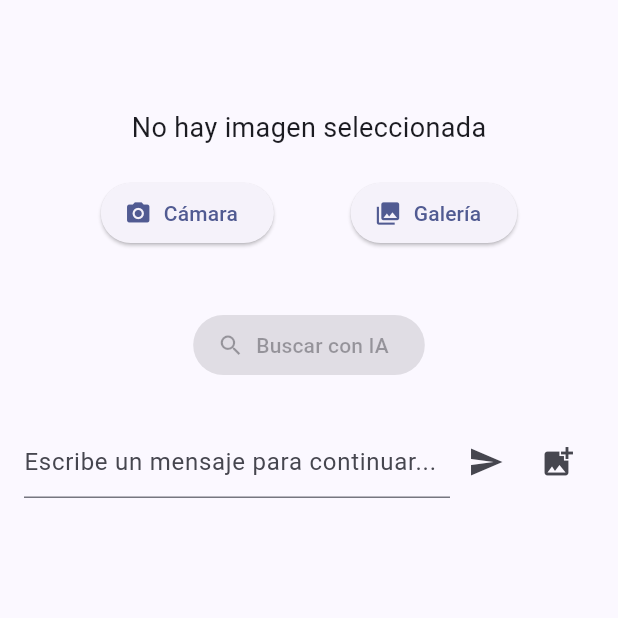
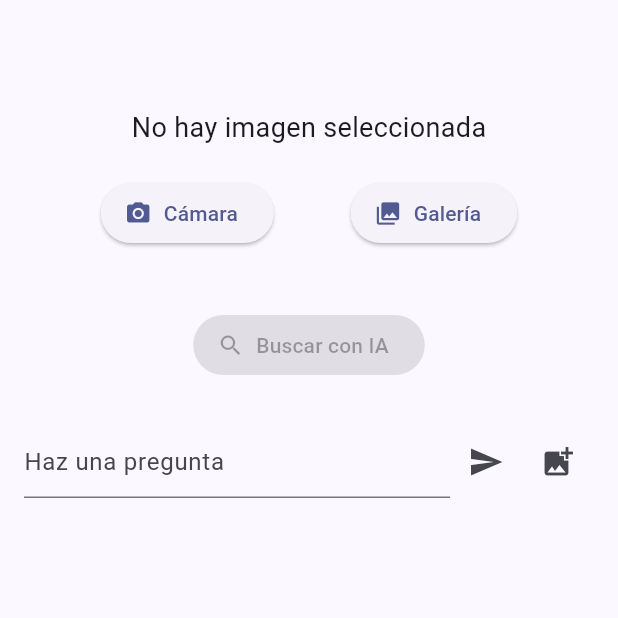
Before and after one commit to MarcRoviraP/camara_ai, a Flutter app: the screen it shows after launch, on a phone screen of 412 x 824 dp, the top half of it. Run offline on Flutter 3.47's test engine with Material 3 defaults, Android fonts, the phone set to English and light mode, and no system bars; our stand-ins replace flutter_dotenv, flutter_markdown, flutter_spinkit, google_generative_ai, image_picker, shared_preferences.

Commit message:
Enhance prompts for image analysis in ImagePickerScreen for improved user guidance

```diff
--- a/lib/screen/ImagePicker.dart
+++ b/lib/screen/ImagePicker.dart
@@ -51,9 +51,20 @@ class _ImagePickerScreenState extends State<ImagePickerScreen> {
   int currentPromptIndex = 0;
   final TextEditingController _textController = TextEditingController();
   List<ChatMessageData> historial = [];
+  List<String> prompts = [
+  "Mira la imagen con atención: si contiene texto, destila sus mensajes principales y rescata las frases que marcan la diferencia. Si no hay letras a la vista, centra tu relato en los elementos visuales más claros y representativos, siempre con objetividad.",
+
+  "Observa los productos en la escena y pinta con palabras lo que se ve: tipo, color, forma, material, marca, etiquetas o texto visible. Si el contexto lo permite y la certeza acompaña, añade detalles como precios aproximados o lugares donde podrían encontrarse. Si no, deja que lo esencial hable por sí mismo.",
+
+  "Detente en los animales presentes en la imagen y describe sus rasgos visibles: tamaño, colores, forma, comportamiento. Cuando la certeza lo haga posible, revela su nombre común, el hábitat que los define y alguna curiosidad que los haga únicos. Si se prestan a la caza o pesca, señala el método más adecuado. Pero si la duda asoma, mejor guarda silencio en lugar de inventar.",
+
+  "Explora el texto extraído de la imagen y desvela su intención: resume su propósito, marca su tono y define su tema central. Finalmente, sitúalo en su contexto: ¿es formal, publicitario, técnico o educativo?",
+];
+
 
   TextPart prompt = TextPart(
-    "Analiza detalladamente la imagen proporcionada. Si contiene texto, resume los mensajes principales...",
+
+    "Analiza la imagen. Si tiene texto, resume los mensajes principales y cita frases clave. Si no, describe los elementos visuales, contexto e interpretaciones posibles de manera precisa y objetiva.",
   );
 
   final ImagePicker _picker = ImagePicker();
@@ -295,7 +306,7 @@ class _ImagePickerScreenState extends State<ImagePickerScreen> {
                           : null,
                       onPressed: () {
                         prompt = TextPart(
-                          "Analiza la imagen. Si tiene texto, resume los mensajes principales y cita frases clave. Si no, describe los elementos visuales, contexto e interpretaciones posibles de manera precisa y objetiva.",
+                          prompts[0],
                         );
                         setState(() {
                           currentPromptIndex = 0;
@@ -315,7 +326,7 @@ class _ImagePickerScreenState extends State<ImagePickerScreen> {
                           : null,
                       onPressed: () {
                         prompt = TextPart(
-                          "Identifica los productos en la imagen y describe sus características visibles (tipo, color, forma, material, marca, etiquetas, etc.) y cualquier texto. Si es posible, proporciona información adicional como precios estimados o tiendas. Si los productos no son claros, indícalo y sugiere una imagen más nítida. No adivines si no estás seguro.",
+                          prompts[1],
                         );
                         setState(() {
                           currentPromptIndex = 1;
@@ -335,7 +346,7 @@ class _ImagePickerScreenState extends State<ImagePickerScreen> {
                           : null,
                       onPressed: () {
                         prompt = TextPart(
-                          "Identifica los animales en la imagen y describe sus características (tipo, color, forma, tamaño, comportamiento, hábitat, etc.) y cualquier texto. Si reconoces alguno, agrega información relevante como nombres, hábitats o curiosidades. Indica si se puede cazar/pescar. Si no son claros, menciona que la imagen no permite identificar y sugiere otra más clara.",
+                          prompts[2],
                         );
                         setState(() {
                           currentPromptIndex = 2;
@@ -355,7 +366,7 @@ class _ImagePickerScreenState extends State<ImagePickerScreen> {
                           : null,
                       onPressed: () {
                         prompt = TextPart(
-                          "Analiza el texto extraído de la imagen. Explica su significado, propósito, contexto y términos importantes. Indica si es un documento formal, publicitario, técnico o educativo. Usa un lenguaje claro y estructurado.",
+                          prompts[3],
                         );
                         setState(() {
                           currentPromptIndex = 3;
@@ -379,7 +390,6 @@ class _ImagePickerScreenState extends State<ImagePickerScreen> {
               label: const Text('Buscar con IA'),
               style: ElevatedButton.styleFrom(
                 backgroundColor: Theme.of(context).colorScheme.onPrimary,
-                foregroundColor: Colors.white,
               ),
             ),
 
@@ -406,8 +416,8 @@ class _ImagePickerScreenState extends State<ImagePickerScreen> {
               MarkdownBody(data: _aiResult, selectable: true),
 
               const SizedBox(height: 20),
+            ],
 
-            ],
             /// Input de texto + enviar y botón nueva imagen
             Row(
               children: [
@@ -415,7 +425,7 @@ class _ImagePickerScreenState extends State<ImagePickerScreen> {
                   child: TextField(
                     controller: _textController,
                     decoration: const InputDecoration(
-                        hintText: "Escribe un mensaje para continuar...",
+                      hintText: "Haz una pregunta",
                     ),
                   ),
                 ),
```
Lines whose indentation alone changed are shown as unchanged.
